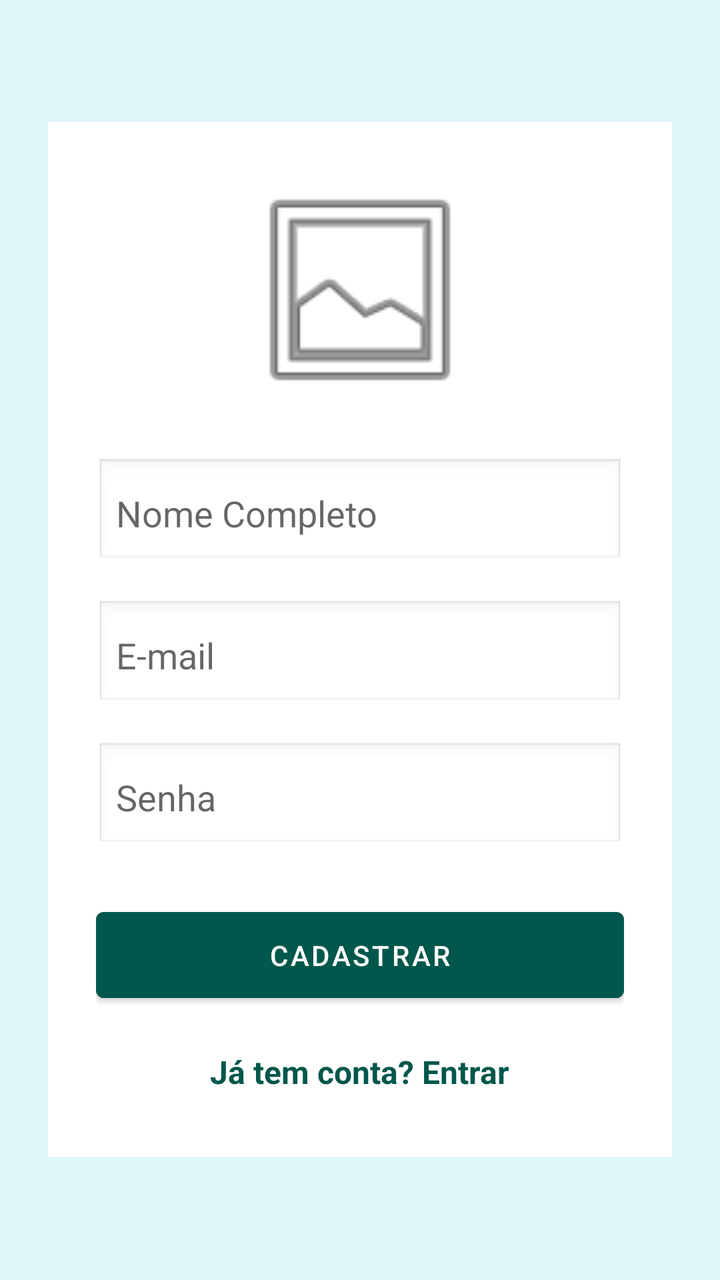
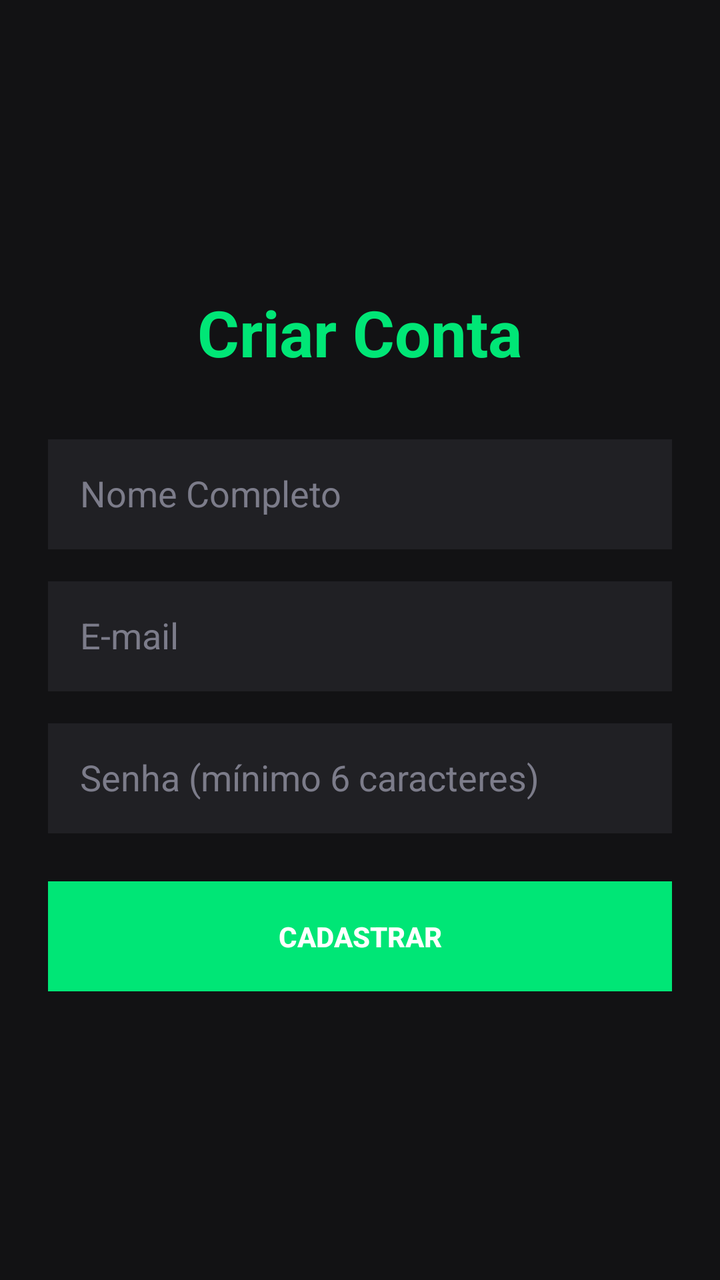

Screens rendered from an Android XML layout before and after an edit, with the pre-edit source and the edit as a unified diff.
<!-- AndroidManifest.xml: application theme Theme.EnzoSanches -->
<!-- res/layout/activity_form_cadastro.xml -->
﻿<?xml version="1.0" encoding="utf-8"?>
<LinearLayout xmlns:android="http://schemas.android.com/apk/res/android"
    xmlns:app="http://schemas.android.com/apk/res-auto"
    xmlns:tools="http://schemas.android.com/tools"
    android:layout_width="match_parent"
    android:layout_height="match_parent"
    android:orientation="vertical"
    android:gravity="center"
    android:background="#E0F7FA"
    android:padding="24dp"
    tools:ignore="HardcodedText,ContentDescription">

    <LinearLayout
        android:layout_width="match_parent"
        android:layout_height="wrap_content"
        android:background="#FFFFFF"
        android:orientation="vertical"
        android:padding="24dp">

        <ImageView
            android:layout_width="280dp"
            android:layout_height="120dp"
            android:layout_gravity="center_horizontal"
            android:layout_marginBottom="24dp"
            android:src="@android:drawable/ic_menu_gallery" />

        <EditText
            android:id="@+id/edtNome"
            android:layout_width="match_parent"
            android:layout_height="55dp"
            android:hint="Nome Completo"
            android:inputType="textPersonName"
            android:background="@android:drawable/edit_text"
            android:padding="10dp"
            android:layout_marginBottom="16dp" />

        <EditText
            android:id="@+id/edtEmail"
            android:layout_width="match_parent"
            android:layout_height="55dp"
            android:hint="E-mail"
            android:inputType="textEmailAddress"
            android:background="@android:drawable/edit_text"
            android:padding="10dp"
            android:layout_marginBottom="16dp" />

        <EditText
            android:id="@+id/edtSenha"
            android:layout_width="match_parent"
            android:layout_height="55dp"
            android:hint="Senha"
            android:inputType="textPassword"
            android:background="@android:drawable/edit_text"
            android:padding="10dp"
            android:layout_marginBottom="24dp" />

        <Button
            android:id="@+id/btnCadastrar"
            android:layout_width="match_parent"
            android:layout_height="55dp"
            android:text="Cadastrar"
            android:backgroundTint="#00574B"
            android:textColor="#FFFFFF"
            android:layout_marginBottom="12dp" />

        <TextView
            android:id="@+id/btnVoltarLogin"
            android:layout_width="wrap_content"
            android:layout_height="wrap_content"
            android:layout_gravity="center_horizontal"
            android:text="Já tem conta? Entrar"
            android:textColor="#00574B"
            android:textSize="16sp"
            android:textStyle="bold"
            android:padding="8dp" />

    </LinearLayout>
</LinearLayout>
<!-- resources referenced by this layout -->
<resources>
  <style name="Theme.EnzoSanches" parent="Theme.MaterialComponents.DayNight.NoActionBar">
          <item name="colorPrimary">#00574B</item>
          <item name="colorPrimaryVariant">#003D33</item>
          <item name="colorOnPrimary">@color/white</item>
  
          <item name="colorSecondary">#008577</item>
          <item name="colorSecondaryVariant">#00574B</item>
          <item name="colorOnSecondary">@color/white</item>
  
          <item name="android:statusBarColor">#003D33</item>
  
          <item name="windowNoTitle">true</item>
          <item name="windowActionBar">false</item>
      </style>
  <color name="white">#FFFFFFFF</color>
</resources>

<!-- the commit's change to res/layout/activity_form_cadastro.xml (unified diff, before → after) -->
@@ -1,78 +1,78 @@
 ﻿<?xml version="1.0" encoding="utf-8"?>
-<LinearLayout xmlns:android="http://schemas.android.com/apk/res/android"
+<androidx.constraintlayout.widget.ConstraintLayout
+    xmlns:android="http://schemas.android.com/apk/res/android"
     xmlns:app="http://schemas.android.com/apk/res-auto"
     xmlns:tools="http://schemas.android.com/tools"
     android:layout_width="match_parent"
     android:layout_height="match_parent"
-    android:orientation="vertical"
-    android:gravity="center"
-    android:background="#E0F7FA"
-    android:padding="24dp"
-    tools:ignore="HardcodedText,ContentDescription">
+    android:background="#121214"
+    tools:context=".FormCadastro">
 
     <LinearLayout
         android:layout_width="match_parent"
         android:layout_height="wrap_content"
-        android:background="#FFFFFF"
         android:orientation="vertical"
-        android:padding="24dp">
+        android:padding="24dp"
+        app:layout_constraintTop_toTopOf="parent"
+        app:layout_constraintBottom_toBottomOf="parent"
+        app:layout_constraintStart_toStartOf="parent"
+        app:layout_constraintEnd_toEndOf="parent">
 
-        <ImageView
-            android:layout_width="280dp"
-            android:layout_height="120dp"
-            android:layout_gravity="center_horizontal"
-            android:layout_marginBottom="24dp"
-            android:src="@android:drawable/ic_menu_gallery" />
+        <TextView
+            android:layout_width="wrap_content"
+            android:layout_height="wrap_content"
+            android:text="Criar Conta"
+            android:textColor="#00E676"
+            android:textSize="32sp"
+            android:textStyle="bold"
+            android:layout_gravity="center"
+            android:layout_marginBottom="32dp" />
 
         <EditText
-            android:id="@+id/edtNome"
+            android:id="@+id/edtNomeCadastro"
             android:layout_width="match_parent"
             android:layout_height="55dp"
             android:hint="Nome Completo"
+            android:textColorHint="#7C7C8A"
+            android:textColor="#FFFFFF"
             android:inputType="textPersonName"
-            android:background="@android:drawable/edit_text"
-            android:padding="10dp"
+            android:background="#202024"
+            android:padding="16dp"
             android:layout_marginBottom="16dp" />
 
         <EditText
-            android:id="@+id/edtEmail"
+            android:id="@+id/edtEmailCadastro"
             android:layout_width="match_parent"
             android:layout_height="55dp"
             android:hint="E-mail"
+            android:textColorHint="#7C7C8A"
+            android:textColor="#FFFFFF"
             android:inputType="textEmailAddress"
-            android:background="@android:drawable/edit_text"
-            android:padding="10dp"
+            android:background="#202024"
+            android:padding="16dp"
             android:layout_marginBottom="16dp" />
 
         <EditText
-            android:id="@+id/edtSenha"
+            android:id="@+id/edtSenhaCadastro"
             android:layout_width="match_parent"
             android:layout_height="55dp"
-            android:hint="Senha"
+            android:hint="Senha (mínimo 6 caracteres)"
+            android:textColorHint="#7C7C8A"
+            android:textColor="#FFFFFF"
             android:inputType="textPassword"
-            android:background="@android:drawable/edit_text"
-            android:padding="10dp"
+            android:background="#202024"
+            android:padding="16dp"
             android:layout_marginBottom="24dp" />
 
-        <Button
+        <androidx.appcompat.widget.AppCompatButton
             android:id="@+id/btnCadastrar"
             android:layout_width="match_parent"
             android:layout_height="55dp"
             android:text="Cadastrar"
-            android:backgroundTint="#00574B"
             android:textColor="#FFFFFF"
-            android:layout_marginBottom="12dp" />
-
-        <TextView
-            android:id="@+id/btnVoltarLogin"
-            android:layout_width="wrap_content"
-            android:layout_height="wrap_content"
-            android:layout_gravity="center_horizontal"
-            android:text="Já tem conta? Entrar"
-            android:textColor="#00574B"
-            android:textSize="16sp"
             android:textStyle="bold"
-            android:padding="8dp" />
+            android:background="#00E676" />
 
     </LinearLayout>
-</LinearLayout>
+
+</androidx.constraintlayout.widget.ConstraintLayout>
